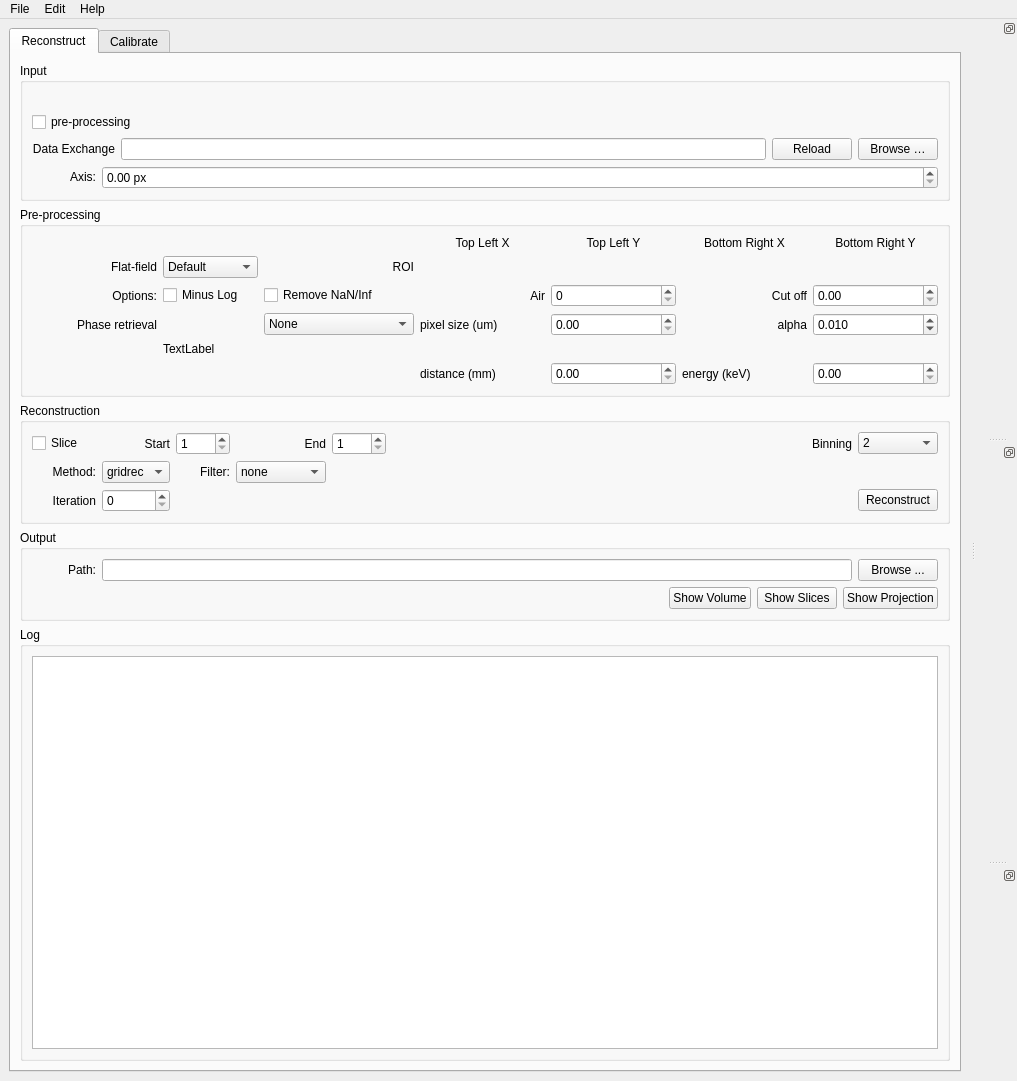
tomography/tomopy-gui, file ufot/gui.ui: the form before one commit.
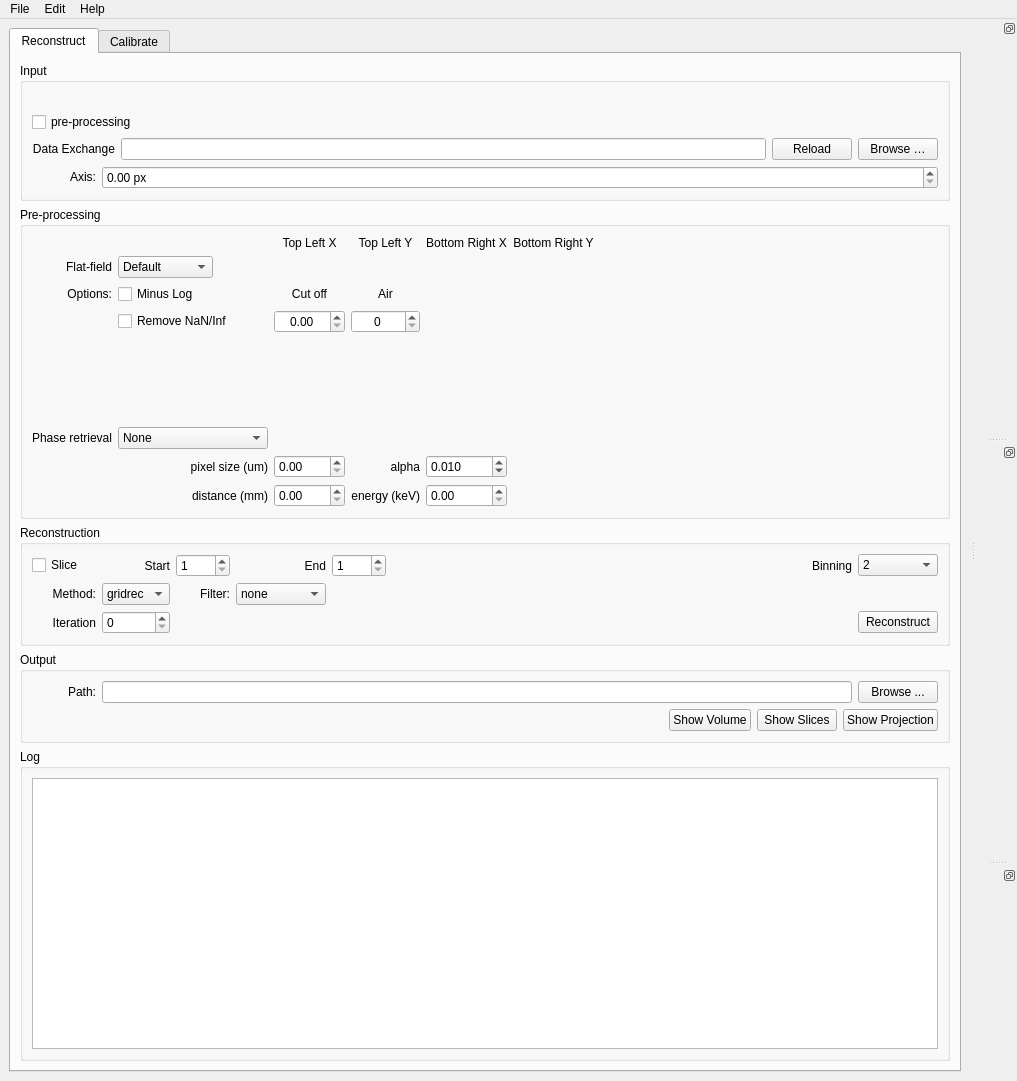
The form after the commit. The open tabs and pages were chosen to show the change.

What changed in the file:
```diff
--- a/ufot/gui.ui
+++ b/ufot/gui.ui
@@ -257,70 +257,53 @@
           <layout class="QVBoxLayout" name="verticalLayout_5">
            <item>
             <layout class="QGridLayout" name="gridLayout_3">
-             <item row="3" column="3">
-              <widget class="QLabel" name="pixel_size_label">
-               <property name="text">
-                <string>pixel size (um)</string>
-               </property>
-              </widget>
-             </item>
-             <item row="5" column="3">
-              <widget class="QLabel" name="distance_label">
-               <property name="text">
-                <string>distance (mm)</string>
-               </property>
-              </widget>
-             </item>
-             <item row="5" column="4">
-              <widget class="QDoubleSpinBox" name="distance_box">
-               <property name="maximum">
-                <double>1000.000000000000000</double>
-               </property>
-               <property name="singleStep">
-                <double>0.100000000000000</double>
-               </property>
-              </widget>
-             </item>
-             <item row="3" column="5">
-              <widget class="QLabel" name="alpha_label">
-               <property name="text">
-                <string>alpha</string>
-               </property>
-               <property name="alignment">
-                <set>Qt::AlignRight|Qt::AlignTrailing|Qt::AlignVCenter</set>
-               </property>
-              </widget>
-             </item>
-             <item row="3" column="6">
-              <widget class="QDoubleSpinBox" name="alpha_box">
-               <property name="decimals">
-                <number>3</number>
-               </property>
-               <property name="maximum">
-                <double>1.000000000000000</double>
-               </property>
-               <property name="singleStep">
-                <double>0.001000000000000</double>
-               </property>
-               <property name="value">
-                <double>0.010000000000000</double>
-               </property>
-              </widget>
-             </item>
-             <item row="5" column="5">
+             <item row="7" column="3">
               <widget class="QLabel" name="energy_label">
                <property name="text">
                 <string>energy (keV)</string>
                </property>
+               <property name="alignment">
+                <set>Qt::AlignRight|Qt::AlignTrailing|Qt::AlignVCenter</set>
+               </property>
               </widget>
              </item>
-             <item row="5" column="6">
-              <widget class="QDoubleSpinBox" name="energy_box">
-               <property name="maximum">
-                <double>100.000000000000000</double>
+             <item row="1" column="2">
+              <widget class="QLabel" name="roi_tx">
+               <property name="text">
+                <string/>
                </property>
-               <property name="singleStep">
-                <double>0.100000000000000</double>
+               <property name="alignment">
+                <set>Qt::AlignCenter</set>
+               </property>
+              </widget>
+             </item>
+             <item row="6" column="1">
+              <widget class="QLabel" name="pixel_size_label">
+               <property name="text">
+                <string>pixel size (um)</string>
+               </property>
+               <property name="alignment">
+                <set>Qt::AlignRight|Qt::AlignTrailing|Qt::AlignVCenter</set>
+               </property>
+              </widget>
+             </item>
+             <item row="0" column="2">
+              <widget class="QLabel" name="roi_tx_label">
+               <property name="text">
+                <string>Top Left X</string>
+               </property>
+               <property name="alignment">
+                <set>Qt::AlignCenter</set>
+               </property>
+              </widget>
+             </item>
+             <item row="2" column="2">
+              <widget class="QLabel" name="cut_off_label">
+               <property name="text">
+                <string>Cut off</string>
+               </property>
+               <property name="alignment">
+                <set>Qt::AlignCenter</set>
                </property>
               </widget>
              </item>
@@ -341,7 +324,21 @@
               </widget>
              </item>
              <item row="2" column="7">
-              <layout class="QHBoxLayout" name="horizontalLayout_7"/>
+              <layout class="QHBoxLayout" name="horizontalLayout_7">
+               <item>
+                <spacer name="horizontalSpacer_5">
+                 <property name="orientation">
+                  <enum>Qt::Horizontal</enum>
+                 </property>
+                 <property name="sizeHint" stdset="0">
+                  <size>
+                   <width>40</width>
+                   <height>20</height>
+                  </size>
+                 </property>
+                </spacer>
+               </item>
+              </layout>
              </item>
              <item row="1" column="0">
               <widget class="QLabel" name="ffc_method_label">
@@ -359,22 +356,8 @@
                </property>
               </widget>
              </item>
-             <item row="3" column="2">
-              <widget class="QComboBox" name="phase_method_box">
-               <item>
-                <property name="text">
-                 <string>None</string>
-                </property>
-               </item>
-               <item>
-                <property name="text">
-                 <string>Paganin</string>
-                </property>
-               </item>
-              </widget>
-             </item>
-             <item row="3" column="0">
-              <widget class="QLabel" name="phare_method_label">
+             <item row="5" column="0">
+              <widget class="QLabel" name="phase_method_label">
                <property name="text">
                 <string>Phase retrieval</string>
                </property>
@@ -383,32 +366,16 @@
                </property>
               </widget>
              </item>
-             <item row="3" column="4">
-              <widget class="QDoubleSpinBox" name="pixel_size_box">
-               <property name="minimum">
-                <double>0.000000000000000</double>
-               </property>
-               <property name="maximum">
-                <double>100.000000000000000</double>
-               </property>
-               <property name="singleStep">
-                <double>0.010000000000000</double>
-               </property>
-              </widget>
-             </item>
              <item row="2" column="3">
               <widget class="QLabel" name="label_3">
                <property name="text">
                 <string>Air</string>
                </property>
                <property name="alignment">
-                <set>Qt::AlignRight|Qt::AlignTrailing|Qt::AlignVCenter</set>
+                <set>Qt::AlignCenter</set>
                </property>
               </widget>
              </item>
-             <item row="2" column="4">
-              <widget class="QSpinBox" name="spinBox"/>
-             </item>
              <item row="2" column="1">
               <widget class="QCheckBox" name="minus_log_box">
                <property name="text">
@@ -416,88 +383,58 @@
                </property>
               </widget>
              </item>
-             <item row="2" column="2">
-              <widget class="QCheckBox" name="fix_naninf_box">
-               <property name="enabled">
-                <bool>true</bool>
+             <item row="6" column="4">
+              <widget class="QDoubleSpinBox" name="alpha">
+               <property name="decimals">
+                <number>3</number>
                </property>
-               <property name="sizePolicy">
-                <sizepolicy hsizetype="Minimum" vsizetype="Fixed">
-                 <horstretch>0</horstretch>
-                 <verstretch>0</verstretch>
-                </sizepolicy>
+               <property name="maximum">
+                <double>1.000000000000000</double>
                </property>
-               <property name="minimumSize">
-                <size>
-                 <width>150</width>
-                 <height>0</height>
-                </size>
+               <property name="singleStep">
+                <double>0.001000000000000</double>
                </property>
-               <property name="text">
-                <string>Remove NaN/Inf</string>
+               <property name="value">
+                <double>0.010000000000000</double>
                </property>
               </widget>
              </item>
-             <item row="2" column="6">
-              <widget class="QDoubleSpinBox" name="doubleSpinBox"/>
-             </item>
-             <item row="4" column="1">
-              <widget class="QLabel" name="label_5">
-               <property name="text">
-                <string>TextLabel</string>
+             <item row="3" column="3">
+              <widget class="QSpinBox" name="air">
+               <property name="alignment">
+                <set>Qt::AlignCenter</set>
                </property>
               </widget>
              </item>
-             <item row="2" column="5">
-              <widget class="QLabel" name="label_2">
-               <property name="text">
-                <string>Cut off</string>
-               </property>
+             <item row="3" column="2">
+              <widget class="QDoubleSpinBox" name="cut_off">
                <property name="alignment">
-                <set>Qt::AlignRight|Qt::AlignTrailing|Qt::AlignVCenter</set>
+                <set>Qt::AlignCenter</set>
                </property>
               </widget>
              </item>
-             <item row="1" column="1">
-              <widget class="QComboBox" name="ffc_method_box">
-               <property name="enabled">
-                <bool>true</bool>
+             <item row="7" column="4">
+              <widget class="QDoubleSpinBox" name="energy">
+               <property name="maximum">
+                <double>100.000000000000000</double>
                </property>
-               <property name="sizePolicy">
-                <sizepolicy hsizetype="Fixed" vsizetype="Fixed">
-                 <horstretch>0</horstretch>
-                 <verstretch>0</verstretch>
-                </sizepolicy>
+               <property name="singleStep">
+                <double>0.100000000000000</double>
                </property>
-               <item>
-                <property name="text">
-                 <string>Default</string>
-                </property>
-               </item>
-               <item>
-                <property name="text">
-                 <string>Background</string>
-                </property>
-               </item>
-               <item>
-                <property name="text">
-                 <string>ROI</string>
-                </property>
-               </item>
               </widget>
              </item>
-             <item row="1" column="2">
-              <widget class="QLabel" name="roi_label">
-               <property name="text">
-                <string>ROI</string>
+             <item row="6" column="2">
+              <widget class="QDoubleSpinBox" name="pixel_size">
+               <property name="minimum">
+                <double>0.000000000000000</double>
                </property>
-               <property name="alignment">
-                <set>Qt::AlignRight|Qt::AlignTrailing|Qt::AlignVCenter</set>
+               <property name="maximum">
+                <double>100.000000000000000</double>
                </property>
               </widget>
              </item>
-             <item row="1" column="3">
-              <widget class="QLabel" name="roi_tx">
+             <item row="1" column="5">
+              <widget class="QLabel" name="roi_by">
                <property name="text">
                 <string/>
                </property>
@@ -507,16 +444,6 @@
               </widget>
              </item>
              <item row="0" column="3">
-              <widget class="QLabel" name="roi_tx_label">
-               <property name="text">
-                <string>Top Left X</string>
-               </property>
-               <property name="alignment">
-                <set>Qt::AlignCenter</set>
-               </property>
-              </widget>
-             </item>
-             <item row="0" column="4">
               <widget class="QLabel" name="roi_ty_label">
                <property name="text">
                 <string>Top Left Y</string>
@@ -526,7 +453,44 @@
                </property>
               </widget>
              </item>
-             <item row="0" column="5">
+             <item row="4" column="1">
+              <spacer name="verticalSpacer_2">
+               <property name="orientation">
+                <enum>Qt::Vertical</enum>
+               </property>
+               <property name="sizeHint" stdset="0">
+                <size>
+                 <width>20</width>
+                 <height>40</height>
+                </size>
+               </property>
+              </spacer>
+             </item>
+             <item row="7" column="1">
+              <widget class="QLabel" name="distance_label">
+               <property name="text">
+                <string>distance (mm)</string>
+               </property>
+               <property name="alignment">
+                <set>Qt::AlignRight|Qt::AlignTrailing|Qt::AlignVCenter</set>
+               </property>
+              </widget>
+             </item>
+             <item row="5" column="1">
+              <widget class="QComboBox" name="phase_method">
+               <item>
+                <property name="text">
+                 <string>None</string>
+                </property>
+               </item>
+               <item>
+                <property name="text">
+                 <string>Paganin</string>
+                </property>
+               </item>
+              </widget>
+             </item>
+             <item row="0" column="4">
               <widget class="QLabel" name="roi_bx_label">
                <property name="text">
                 <string>Bottom Right X</string>
@@ -536,27 +500,7 @@
                </property>
               </widget>
              </item>
-             <item row="0" column="6">
-              <widget class="QLabel" name="roi_by_label">
-               <property name="text">
-                <string>Bottom Right Y</string>
-               </property>
-               <property name="alignment">
-                <set>Qt::AlignCenter</set>
-               </property>
-              </widget>
-             </item>
              <item row="1" column="4">
-              <widget class="QLabel" name="roi_ty">
-               <property name="text">
-                <string/>
-               </property>
-               <property name="alignment">
-                <set>Qt::AlignCenter</set>
-               </property>
-              </widget>
-             </item>
-             <item row="1" column="5">
               <widget class="QLabel" name="roi_bx">
                <property name="text">
                 <string/>
@@ -566,8 +510,56 @@
                </property>
               </widget>
              </item>
-             <item row="1" column="6">
-              <widget class="QLabel" name="roi_by">
+             <item row="1" column="1">
+              <widget class="QComboBox" name="ffc_method">
+               <property name="enabled">
+                <bool>true</bool>
+               </property>
+               <property name="sizePolicy">
+                <sizepolicy hsizetype="Fixed" vsizetype="Fixed">
+                 <horstretch>0</horstretch>
+                 <verstretch>0</verstretch>
+                </sizepolicy>
+               </property>
+               <item>
+                <property name="text">
+                 <string>Default</string>
+                </property>
+               </item>
+               <item>
+                <property name="text">
+                 <string>Background</string>
+                </property>
+               </item>
+               <item>
+                <property name="text">
+                 <string>ROI</string>
+                </property>
+               </item>
+              </widget>
+             </item>
+             <item row="6" column="3">
+              <widget class="QLabel" name="alpha_label">
+               <property name="text">
+                <string>alpha</string>
+               </property>
+               <property name="alignment">
+                <set>Qt::AlignRight|Qt::AlignTrailing|Qt::AlignVCenter</set>
+               </property>
+              </widget>
+             </item>
+             <item row="7" column="2">
+              <widget class="QDoubleSpinBox" name="distance">
+               <property name="maximum">
+                <double>1000.000000000000000</double>
+               </property>
+               <property name="singleStep">
+                <double>0.100000000000000</double>
+               </property>
+              </widget>
+             </item>
+             <item row="1" column="3">
+              <widget class="QLabel" name="roi_ty">
                <property name="text">
                 <string/>
                </property>
@@ -576,6 +568,38 @@
                </property>
               </widget>
              </item>
+             <item row="0" column="5">
+              <widget class="QLabel" name="roi_by_label">
+               <property name="text">
+                <string>Bottom Right Y</string>
+               </property>
+               <property name="alignment">
+                <set>Qt::AlignCenter</set>
+               </property>
+              </widget>
+             </item>
+             <item row="3" column="1">
+              <widget class="QCheckBox" name="fix_naninf_box">
+               <property name="enabled">
+                <bool>true</bool>
+               </property>
+               <property name="sizePolicy">
+                <sizepolicy hsizetype="Minimum" vsizetype="Fixed">
+                 <horstretch>0</horstretch>
+                 <verstretch>0</verstretch>
+                </sizepolicy>
+               </property>
+               <property name="minimumSize">
+                <size>
+                 <width>150</width>
+                 <height>0</height>
+                </size>
+               </property>
+               <property name="text">
+                <string>Remove NaN/Inf</string>
+               </property>
+              </widget>
+             </item>
             </layout>
            </item>
           </layout>
```
Left out of the diff: 13 changed lines with no effect on the pictures.
